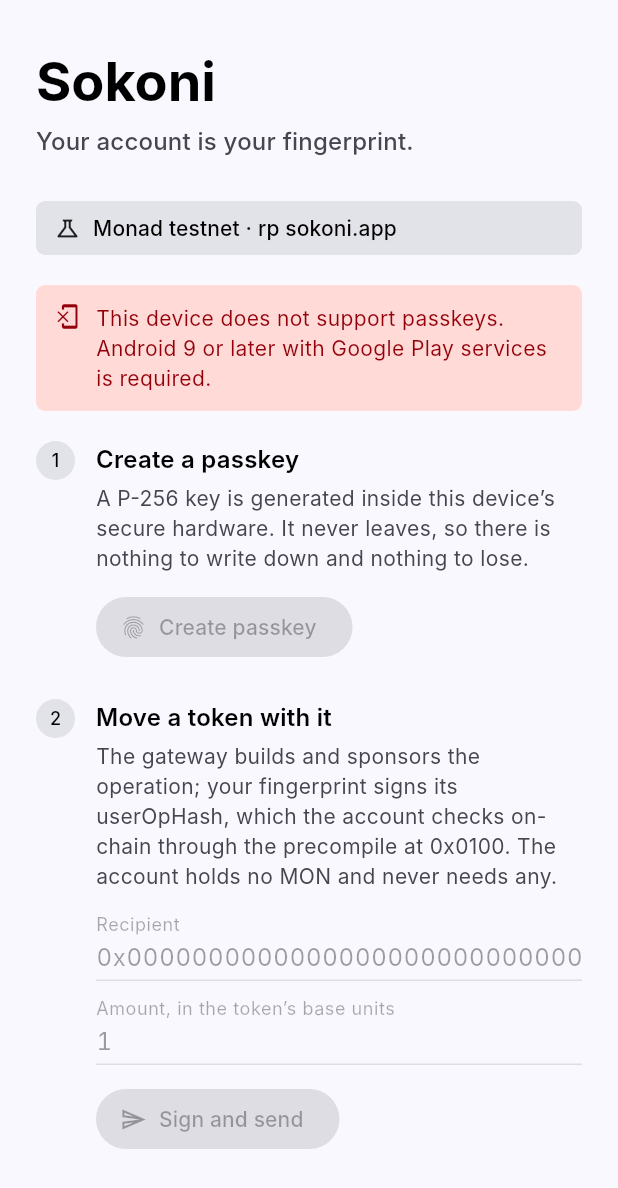
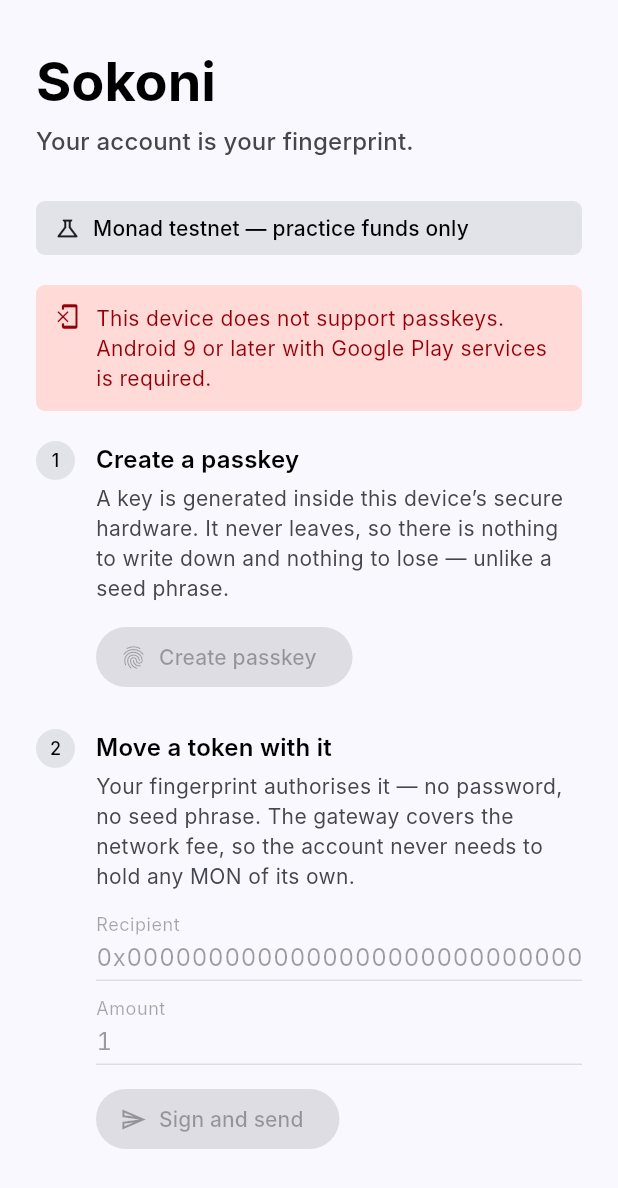
Before and after one commit to kenkomu/sokoni, a Flutter app: the screen it shows after launch, on a phone screen of 412 x 824 dp. Shown: the top 1188 px of the screen. Run offline on Flutter 3.47's test engine with Material 3 defaults, Android fonts, the phone set to English and light mode, and no system bars; our stand-ins replace decimal, dio; missing offline and left inert: passkeys; network calls fail; Roboto replaces fonts that are missing (Inter).

Commit message:
Onboarding UI: human-scale amounts, collapse raw crypto by default
Two things a real device run just proved, not guessed at:

  - The amount field asked for the token's base units. Typing 1 on an
    18-decimal token moved 10^-18 of it -- confirmed on-chain tonight, a
    Transfer event for exactly 1 wei-unit of TST. The field now takes
    whole tokens (Money.parse converts using the token's real decimals,
    same never-a-float rule as everywhere else in this codebase) and
    shows the symbol as a suffix once the gateway's config loads.
  - Raw P-256 coordinates, the credential id, and the r/s signature were
    the first thing on screen after each step -- meaningless and mildly
    alarming to look at. Both cards now collapse behind one reassuring
    line ("Passkey ready" / "Signed") via a generic _Disclosure wrapper,
    expandable for anyone who wants the proof.

Also: dropped the raw relying-party id from the testnet banner (tonight's
GitHub Pages workaround has no business being user-facing), and warmed up
the step copy -- "authorises it" rather than "signs its userOpHash".

The account address and the transaction outcome stay visible unhidden:
those are things a real wallet shows. A y-coordinate is not.

37 Dart tests pass, including two new ones pinned to the actual bug: a
whole-number amount converts using the token's decimals, and a malformed
one is refused before it reaches the gateway at all.

```diff
--- a/mobile/lib/features/onboarding/onboarding_screen.dart
+++ b/mobile/lib/features/onboarding/onboarding_screen.dart
@@ -31,6 +31,9 @@
     // Ask up front, so an unsupported device says so before the user commits
     // to a flow that cannot finish.
     _controller.checkAvailability();
+    // Needs no auth, so this loads immediately — the amount field can show
+    // a real token symbol from the first frame, not a bare number.
+    _controller.loadConfig();
   }
 
   void _onChanged() => setState(() {});
@@ -87,9 +90,9 @@
               index: 1,
               title: 'Create a passkey',
               body:
-                  'A P-256 key is generated inside this device’s secure '
-                  'hardware. It never leaves, so there is nothing to write '
-                  'down and nothing to lose.',
+                  'A key is generated inside this device’s secure hardware. '
+                  'It never leaves, so there is nothing to write down and '
+                  'nothing to lose — unlike a seed phrase.',
               done: registered != null,
               action: FilledButton.icon(
                 onPressed:
@@ -133,10 +136,9 @@
               index: 2,
               title: 'Move a token with it',
               body:
-                  'The gateway builds and sponsors the operation; your '
-                  'fingerprint signs its userOpHash, which the account checks '
-                  'on-chain through the precompile at 0x0100. The account '
-                  'holds no MON and never needs any.',
+                  'Your fingerprint authorises it — no password, no seed '
+                  'phrase. The gateway covers the network fee, so the '
+                  'account never needs to hold any MON of its own.',
               done: state.op?.landed ?? false,
               action: Column(
                 crossAxisAlignment: CrossAxisAlignment.start,
@@ -157,10 +159,13 @@
                   TextField(
                     controller: _amount,
                     enabled: account != null && !state.isBusy,
-                    keyboardType: TextInputType.number,
+                    keyboardType: const TextInputType.numberWithOptions(
+                      decimal: true,
+                    ),
                     style: tabularFigures,
-                    decoration: const InputDecoration(
-                      labelText: 'Amount, in the token’s base units',
+                    decoration: InputDecoration(
+                      labelText: 'Amount',
+                      suffixText: state.token?.symbol,
                       isDense: true,
                     ),
                   ),
@@ -235,7 +240,7 @@
             child: Text(
               isMain
                   ? 'Monad mainnet — real funds'
-                  : 'Monad testnet · rp ${config.relyingPartyId}',
+                  : 'Monad testnet — practice funds only',
               style: theme.textTheme.labelLarge?.copyWith(
                 color: isMain ? theme.colorScheme.onErrorContainer : null,
               ),
@@ -323,7 +328,10 @@
 
   @override
   Widget build(BuildContext context) {
-    return _DataCard(
+    return _Disclosure(
+      summary: 'Passkey ready',
+      icon: Icons.check_circle_outline,
+      child: _DataCard(
         title: 'Account owner',
         subtitle: 'These coordinates are what SokoniAccount stores on-chain.',
         rows: {
@@ -331,6 +339,7 @@
           'y': registered.publicKey.yHex,
           'credential': registered.credentialId,
         },
+      ),
     );
   }
 }
@@ -341,7 +350,10 @@
 
   @override
   Widget build(BuildContext context) {
-    return _DataCard(
+    return _Disclosure(
+      summary: 'Signed',
+      icon: Icons.check_circle_outline,
+      child: _DataCard(
         title: 'Signature',
         subtitle:
             's is normalised to the low half — Monad’s precompile accepts '
@@ -351,6 +363,7 @@
           's': assertion.signature.sHex,
           'challenge offset': '${assertion.challengeIndex}',
         },
+      ),
     );
   }
 }
@@ -365,9 +378,9 @@
       title: 'Your account',
       subtitle:
           account.deployed
-              ? 'Deployed. It needs no MON to use — the paymaster pays gas.'
-              : 'Not deployed yet, and it does not need to be. This address '
-                  'can receive funds now; your first transfer deploys it.',
+              ? 'Live on-chain. It never needs MON — Sokoni covers the fee.'
+              : 'This address is ready to receive funds now, even though '
+                  'nothing is on-chain yet. Your first transfer creates it.',
       rows: {'address': account.address},
     );
   }
@@ -397,6 +410,46 @@
         if (op.blockNumber != null) 'block': '${op.blockNumber}',
         if (op.reason != null) 'reason': op.reason!,
       },
+    );
+  }
+}
+
+/// A card that starts collapsed behind one reassuring line, for detail that
+/// proves something to a reviewer but would only alarm a first-time user —
+/// raw key material, a signature's r/s. Tapping it open costs one gesture;
+/// leaving it open by default costs a calm first impression.
+class _Disclosure extends StatelessWidget {
+  const _Disclosure({
+    required this.summary,
+    required this.icon,
+    required this.child,
+  });
+
+  final String summary;
+  final IconData icon;
+  final Widget child;
+
+  @override
+  Widget build(BuildContext context) {
+    final theme = Theme.of(context);
+    return Theme(
+      // ExpansionTile's default divider reads as a stray line above the next
+      // card; suppress it rather than accept the mismatch.
+      data: theme.copyWith(dividerColor: Colors.transparent),
+      child: ExpansionTile(
+        tilePadding: EdgeInsets.zero,
+        childrenPadding: EdgeInsets.zero,
+        shape: const Border(),
+        leading: Icon(icon, size: 20, color: theme.colorScheme.primary),
+        title: Text(
+          summary,
+          style: theme.textTheme.bodyMedium?.copyWith(
+            fontWeight: FontWeight.w600,
+          ),
+        ),
+        subtitle: const Text('Tap to see the proof'),
+        children: [child],
+      ),
     );
   }
 }
--- a/mobile/lib/features/onboarding/passkey_controller.dart
+++ b/mobile/lib/features/onboarding/passkey_controller.dart
@@ -1,4 +1,6 @@
 import 'package:flutter/foundation.dart';
+
+import '../../core/money.dart';
 
 import '../../core/config.dart';
 import '../../data/api/sokoni_api.dart';
@@ -15,6 +17,7 @@
     this.available,
     this.registered,
     this.account,
+    this.config,
     this.lastAssertion,
     this.op,
     this.error,
@@ -25,6 +28,11 @@
   /// Null until checked; false means this device cannot do passkeys at all.
   final bool? available;
   final RegisteredPasskey? registered;
+
+  /// What the gateway is willing to sponsor — chiefly which token, and how
+  /// many decimals it has, so the amount field can speak in whole tokens
+  /// rather than raw base units. Fetched once at startup; needs no auth.
+  final GatewayConfig? config;
 
   /// The account this passkey owns, as the gateway computed it. Known before
   /// anything is deployed: the address is counterfactual.
@@ -42,6 +50,7 @@
     bool? available,
     RegisteredPasskey? registered,
     AccountInfo? account,
+    GatewayConfig? config,
     PasskeyAssertion? lastAssertion,
     OpStatus? op,
     String? error,
@@ -53,11 +62,19 @@
       available: available ?? this.available,
       registered: registered ?? this.registered,
       account: account ?? this.account,
+      config: config ?? this.config,
       lastAssertion: lastAssertion ?? this.lastAssertion,
       op: clearOp ? null : (op ?? this.op),
       error: clearError ? null : (error ?? this.error),
     );
   }
+
+  /// The token the app sends today. Phase 1 sponsors exactly one; a real
+  /// token picker is Phase 2+ scope, once there is more than one to pick.
+  SponsoredToken? get token =>
+      (config?.sponsoredTokens.isEmpty ?? true)
+          ? null
+          : config!.sponsoredTokens.first;
 }
 
 /// Drives the Phase 1 loop on a real device: create a passkey, learn the
@@ -113,6 +130,19 @@
     _set(_state.copyWith(stage: PasskeyStage.idle, available: ok));
   }
 
+  /// Loads what the gateway is willing to sponsor. Needs no auth, so this
+  /// runs at startup rather than waiting for a passkey — the amount field
+  /// can show "TST" instead of a bare number from the very first frame.
+  Future<void> loadConfig() async {
+    try {
+      final config = await _api.config();
+      _set(_state.copyWith(config: config));
+    } catch (_) {
+      // Silent: the amount field just falls back to unlabelled base units,
+      // and send() will surface the same failure properly when it matters.
+    }
+  }
+
   /// Create a passkey, then learn the account it owns.
   ///
   /// Two steps that fail independently. If the platform made the key but the
@@ -160,10 +190,14 @@
     _set(_state.copyWith(stage: PasskeyStage.idle, account: account));
   }
 
-  /// Send [amount] base units of the gateway's first sponsored token to [to].
+  /// Send [amount] whole tokens — "1.5", not base units — of the gateway's
+  /// sponsored token to [to].
   ///
   /// The whole Phase 1 gate in one method: prepare, biometric, submit, watch
-  /// it land. The phone never sees calldata, a nonce or a gas price.
+  /// it land. The phone never sees calldata, a nonce or a gas price — and
+  /// now, thanks to [Money], never sees the token's raw base units either.
+  /// A base-unit amount is technically correct and practically useless: on
+  /// an 18-decimal token, typing "1" moves 10^-18 of a token, not one.
   Future<void> send({required String to, required String amount}) async {
     final registered = _state.registered;
     if (registered == null || _state.account == null) return;
@@ -176,8 +210,12 @@
       ),
     );
     try {
-      final config = await _api.config();
-      if (config.sponsoredTokens.isEmpty) {
+      var token = _state.token;
+      if (token == null) {
+        await loadConfig();
+        token = _state.token;
+      }
+      if (token == null) {
         throw const ApiException(
           statusCode: 0,
           code: 'no_tokens',
@@ -186,13 +224,13 @@
               'to send.',
         );
       }
-      final token = config.sponsoredTokens.first;
 
+      final baseUnits = Money.parse(amount, token.decimals).units.toString();
       final prepared = await _api.prepareTransfer(
         credentialId: registered.credentialId,
         token: token.address,
         to: to,
-        amount: amount,
+        amount: baseUnits,
       );
 
       // The biometric prompt. The challenge is the userOpHash, and the account
@@ -206,9 +244,7 @@
       await _api.submit(opId: prepared.opId, assertion: assertion);
       await _watch(prepared.opId);
     } catch (e) {
-      _set(
-        _state.copyWith(stage: PasskeyStage.idle, error: describeFailure(e)),
-      );
+      _set(_state.copyWith(stage: PasskeyStage.idle, error: describeAmount(e)));
     }
   }
 
@@ -256,3 +292,12 @@
 /// else is a platform or parsing failure, which has its own translation.
 String describeFailure(Object error) =>
     error is ApiException ? error.message : describePasskeyFailure(error);
+
+/// Adds the one failure [describeFailure] cannot phrase for itself: a
+/// malformed amount typed by hand, thrown by [Money.parse] before anything
+/// ever reaches the network.
+String describeAmount(Object error) =>
+    error is FormatException
+        ? 'That amount doesn\'t look right — use plain digits and, if '
+            'needed, one decimal point.'
+        : describeFailure(error);
```
Also changed, not shown: 1 other file. Lines whose indentation alone changed are shown as unchanged.
